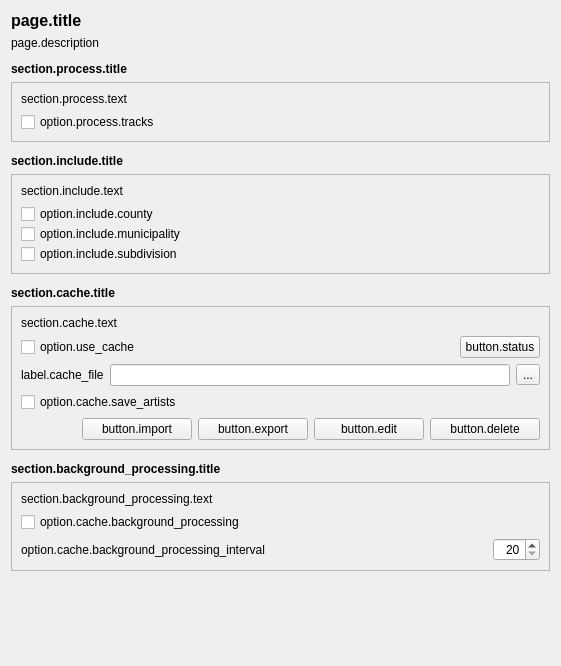
rdswift/picard-plugin-additional-artists-details, file options_additional_artists_details.ui: the form before one commit.
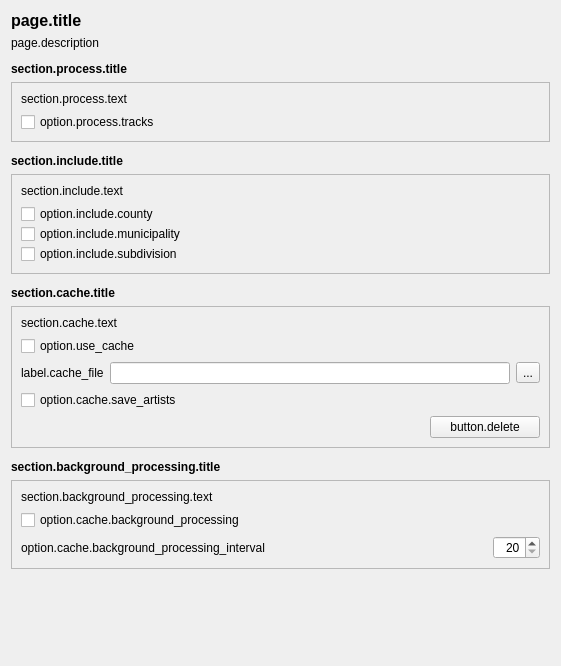
The form after the commit.

Commit message: Move cache actions to menu bar, including action enabled logic

```diff
--- a/options_additional_artists_details.ui
+++ b/options_additional_artists_details.ui
@@ -258,22 +258,6 @@
           </property>
          </widget>
         </item>
-        <item>
-         <widget class="QPushButton" name="b_cache_status">
-          <property name="sizePolicy">
-           <sizepolicy hsizetype="Preferred" vsizetype="Fixed">
-            <horstretch>0</horstretch>
-            <verstretch>0</verstretch>
-           </sizepolicy>
-          </property>
-          <property name="toolTip">
-           <string>tooltip.button.status</string>
-          </property>
-          <property name="text">
-           <string>button.status</string>
-          </property>
-         </widget>
-        </item>
        </layout>
       </item>
       <item>
@@ -341,72 +325,6 @@
           </property>
          </spacer>
         </item>
-        <item>
-         <widget class="QPushButton" name="b_import_cache">
-          <property name="sizePolicy">
-           <sizepolicy hsizetype="Preferred" vsizetype="Fixed">
-            <horstretch>1</horstretch>
-            <verstretch>0</verstretch>
-           </sizepolicy>
-          </property>
-          <property name="maximumSize">
-           <size>
-            <width>110</width>
-            <height>16777215</height>
-           </size>
-          </property>
-          <property name="toolTip">
-           <string>tooltip.button.import</string>
-          </property>
-          <property name="text">
-           <string>button.import</string>
-          </property>
-         </widget>
-        </item>
-        <item>
-         <widget class="QPushButton" name="b_export_cache">
-          <property name="sizePolicy">
-           <sizepolicy hsizetype="Preferred" vsizetype="Fixed">
-            <horstretch>1</horstretch>
-            <verstretch>0</verstretch>
-           </sizepolicy>
-          </property>
-          <property name="maximumSize">
-           <size>
-            <width>110</width>
-            <height>16777215</height>
-           </size>
-          </property>
-          <property name="toolTip">
-           <string>tooltip.button.export</string>
-          </property>
-          <property name="text">
-           <string>button.export</string>
-          </property>
-         </widget>
-        </item>
-        <item>
-         <widget class="QPushButton" name="b_edit_cache">
-          <property name="sizePolicy">
-           <sizepolicy hsizetype="Preferred" vsizetype="Fixed">
-            <horstretch>1</horstretch>
-            <verstretch>0</verstretch>
-           </sizepolicy>
-          </property>
-          <property name="maximumSize">
-           <size>
-            <width>110</width>
-            <height>16777215</height>
-           </size>
-          </property>
-          <property name="toolTip">
-           <string>tooltip.button.edit</string>
-          </property>
-          <property name="text">
-           <string>button.edit</string>
-          </property>
-         </widget>
-        </item>
         <item>
          <widget class="QPushButton" name="b_delete_cache">
           <property name="sizePolicy">
```
Left out of the diff: 4 changed lines with no effect on the pictures. The commit also changes 7 other files.
